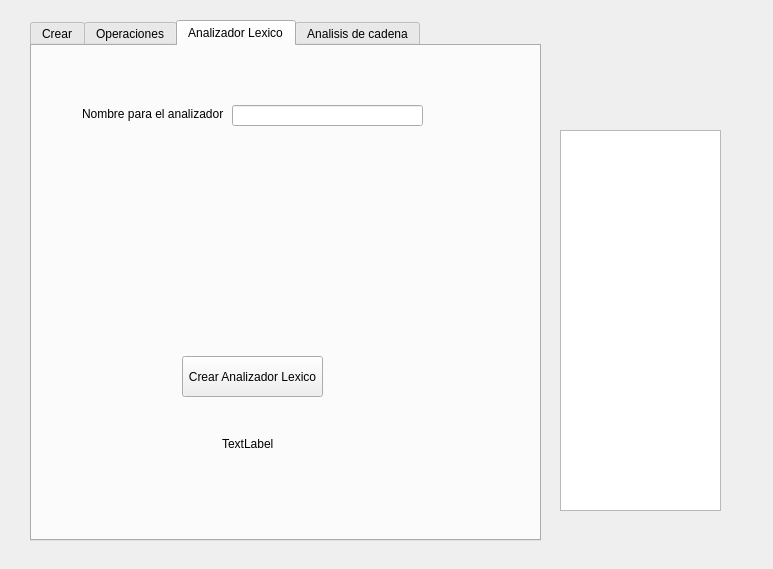
This is Interfaz_Lexico.ui in edwbcruzv/Compiladores as Qt 5 draws it before an edit. The edited form follows.
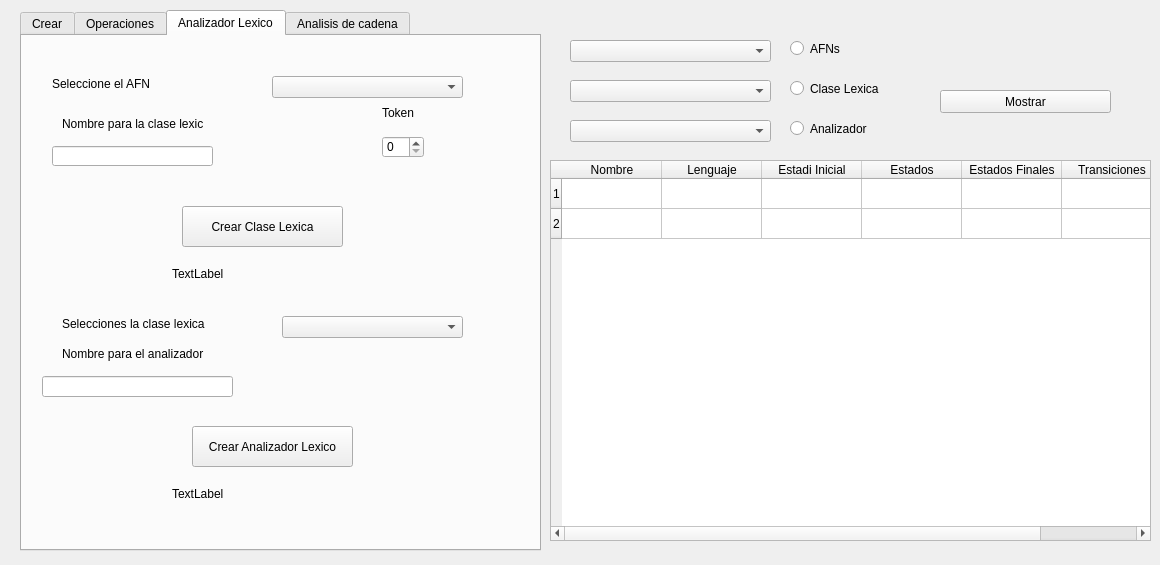
This is the edited form. The open tabs and pages were chosen to show the change.

```diff
--- a/Interfaz_Lexico.ui
+++ b/Interfaz_Lexico.ui
@@ -6,8 +6,8 @@
    <rect>
     <x>0</x>
     <y>0</y>
-    <width>773</width>
-    <height>569</height>
+    <width>1160</width>
+    <height>565</height>
    </rect>
   </property>
   <property name="windowTitle">
@@ -16,10 +16,10 @@
   <widget class="QTabWidget" name="Pestanias">
    <property name="geometry">
     <rect>
-     <x>30</x>
-     <y>20</y>
-     <width>511</width>
-     <height>521</height>
+     <x>20</x>
+     <y>10</y>
+     <width>521</width>
+     <height>541</height>
     </rect>
    </property>
    <property name="currentIndex">
@@ -412,9 +412,9 @@
     <widget class="QPushButton" name="pushButton_CrearAnalizador">
      <property name="geometry">
       <rect>
-       <x>150</x>
-       <y>310</y>
-       <width>141</width>
+       <x>170</x>
+       <y>390</y>
+       <width>161</width>
        <height>41</height>
       </rect>
      </property>
@@ -425,8 +425,8 @@
     <widget class="QLabel" name="label_11">
      <property name="geometry">
       <rect>
-       <x>50</x>
-       <y>60</y>
+       <x>40</x>
+       <y>310</y>
        <width>151</width>
        <height>16</height>
       </rect>
@@ -438,19 +438,114 @@
     <widget class="QLineEdit" name="lineEdit_AnalizadorNom">
      <property name="geometry">
       <rect>
-       <x>200</x>
-       <y>59</y>
+       <x>20</x>
+       <y>340</y>
        <width>191</width>
        <height>21</height>
       </rect>
      </property>
     </widget>
+    <widget class="QLabel" name="label_StatusALexico">
+     <property name="geometry">
+      <rect>
+       <x>150</x>
+       <y>450</y>
+       <width>211</width>
+       <height>16</height>
+      </rect>
+     </property>
+     <property name="text">
+      <string>TextLabel</string>
+     </property>
+    </widget>
+    <widget class="QComboBox" name="comboBox_ALexicoAFN">
+     <property name="geometry">
+      <rect>
+       <x>250</x>
+       <y>40</y>
+       <width>191</width>
+       <height>22</height>
+      </rect>
+     </property>
+    </widget>
+    <widget class="QLabel" name="label_20">
+     <property name="geometry">
+      <rect>
+       <x>30</x>
+       <y>40</y>
+       <width>171</width>
+       <height>16</height>
+      </rect>
+     </property>
+     <property name="text">
+      <string>Seleccione el AFN</string>
+     </property>
+    </widget>
+    <widget class="QLineEdit" name="lineEdit_ClaseLexicoNom">
+     <property name="geometry">
+      <rect>
+       <x>30</x>
+       <y>110</y>
+       <width>161</width>
+       <height>20</height>
+      </rect>
+     </property>
+    </widget>
+    <widget class="QSpinBox" name="spinBox_Token">
+     <property name="geometry">
+      <rect>
+       <x>360</x>
+       <y>100</y>
+       <width>42</width>
+       <height>22</height>
+      </rect>
+     </property>
+    </widget>
+    <widget class="QLabel" name="label_9">
+     <property name="geometry">
+      <rect>
+       <x>40</x>
+       <y>80</y>
+       <width>141</width>
+       <height>16</height>
+      </rect>
+     </property>
+     <property name="text">
+      <string>Nombre para la clase lexica</string>
+     </property>
+    </widget>
     <widget class="QLabel" name="label_12">
      <property name="geometry">
       <rect>
-       <x>190</x>
-       <y>390</y>
-       <width>101</width>
+       <x>360</x>
+       <y>70</y>
+       <width>47</width>
+       <height>13</height>
+      </rect>
+     </property>
+     <property name="text">
+      <string>Token</string>
+     </property>
+    </widget>
+    <widget class="QPushButton" name="pushButton_CrearClaseLexica">
+     <property name="geometry">
+      <rect>
+       <x>160</x>
+       <y>170</y>
+       <width>161</width>
+       <height>41</height>
+      </rect>
+     </property>
+     <property name="text">
+      <string>Crear Clase Lexica</string>
+     </property>
+    </widget>
+    <widget class="QLabel" name="label_StatusCrearClaseLex">
+     <property name="geometry">
+      <rect>
+       <x>150</x>
+       <y>230</y>
+       <width>201</width>
        <height>16</height>
       </rect>
      </property>
@@ -458,6 +553,29 @@
       <string>TextLabel</string>
      </property>
     </widget>
+    <widget class="QLabel" name="label_22">
+     <property name="geometry">
+      <rect>
+       <x>40</x>
+       <y>280</y>
+       <width>151</width>
+       <height>16</height>
+      </rect>
+     </property>
+     <property name="text">
+      <string>Selecciones la clase lexica</string>
+     </property>
+    </widget>
+    <widget class="QComboBox" name="comboBox_ClasesLexicas">
+     <property name="geometry">
+      <rect>
+       <x>260</x>
+       <y>280</y>
+       <width>181</width>
+       <height>22</height>
+      </rect>
+     </property>
+    </widget>
    </widget>
    <widget class="QWidget" name="AnalisisCadena">
     <attribute name="title">
@@ -499,7 +617,7 @@
       <string>Escriba la cadena</string>
      </property>
     </widget>
-    <widget class="QLabel" name="label_9">
+    <widget class="QLabel" name="label_StatusAnalisisCad">
      <property name="geometry">
       <rect>
        <x>40</x>
@@ -537,14 +655,136 @@
     </widget>
    </widget>
   </widget>
-  <widget class="QListView" name="listView">
+  <widget class="QTableWidget" name="tableWidget_Mostrar">
    <property name="geometry">
     <rect>
-     <x>560</x>
-     <y>130</y>
-     <width>161</width>
+     <x>550</x>
+     <y>160</y>
+     <width>601</width>
      <height>381</height>
     </rect>
+   </property>
+   <row>
+    <property name="text">
+     <string>1</string>
+    </property>
+   </row>
+   <row>
+    <property name="text">
+     <string>2</string>
+    </property>
+   </row>
+   <column>
+    <property name="text">
+     <string>Nombre</string>
+    </property>
+   </column>
+   <column>
+    <property name="text">
+     <string>Lenguaje</string>
+    </property>
+   </column>
+   <column>
+    <property name="text">
+     <string>Estadi Inicial</string>
+    </property>
+   </column>
+   <column>
+    <property name="text">
+     <string>Estados</string>
+    </property>
+   </column>
+   <column>
+    <property name="text">
+     <string>Estados Finales</string>
+    </property>
+   </column>
+   <column>
+    <property name="text">
+     <string>Transiciones</string>
+    </property>
+   </column>
+  </widget>
+  <widget class="QComboBox" name="comboBox_AFNMostrar">
+   <property name="geometry">
+    <rect>
+     <x>570</x>
+     <y>40</y>
+     <width>201</width>
+     <height>22</height>
+    </rect>
+   </property>
+  </widget>
+  <widget class="QComboBox" name="comboBox_ClaseLexicaMostrar">
+   <property name="geometry">
+    <rect>
+     <x>570</x>
+     <y>80</y>
+     <width>201</width>
+     <height>22</height>
+    </rect>
+   </property>
+  </widget>
+  <widget class="QComboBox" name="comboBox_AnalizadorMostrar">
+   <property name="geometry">
+    <rect>
+     <x>570</x>
+     <y>120</y>
+     <width>201</width>
+     <height>22</height>
+    </rect>
+   </property>
+  </widget>
+  <widget class="QPushButton" name="pushButton_Mostrar">
+   <property name="geometry">
+    <rect>
+     <x>940</x>
+     <y>90</y>
+     <width>171</width>
+     <height>23</height>
+    </rect>
+   </property>
+   <property name="text">
+    <string>Mostrar</string>
+   </property>
+  </widget>
+  <widget class="QRadioButton" name="radioButton_AFNs">
+   <property name="geometry">
+    <rect>
+     <x>790</x>
+     <y>40</y>
+     <width>82</width>
+     <height>17</height>
+    </rect>
+   </property>
+   <property name="text">
+    <string>AFNs</string>
+   </property>
+  </widget>
+  <widget class="QRadioButton" name="radioButton_ClaseLexica">
+   <property name="geometry">
+    <rect>
+     <x>790</x>
+     <y>80</y>
+     <width>111</width>
+     <height>17</height>
+    </rect>
+   </property>
+   <property name="text">
+    <string>Clase Lexica</string>
+   </property>
+  </widget>
+  <widget class="QRadioButton" name="radioButton_Analizador">
+   <property name="geometry">
+    <rect>
+     <x>790</x>
+     <y>120</y>
+     <width>82</width>
+     <height>17</height>
+    </rect>
+   </property>
+   <property name="text">
+    <string>Analizador</string>
    </property>
   </widget>
  </widget>
```
Left out of the diff: 164 changed lines with no effect on the pictures.
